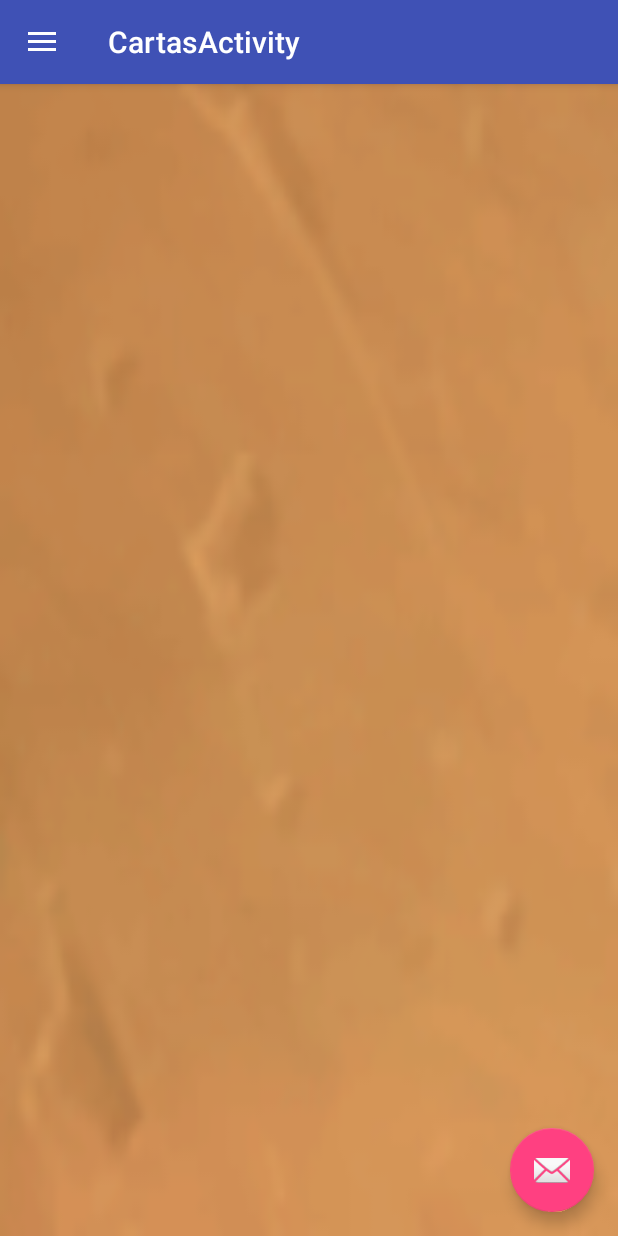
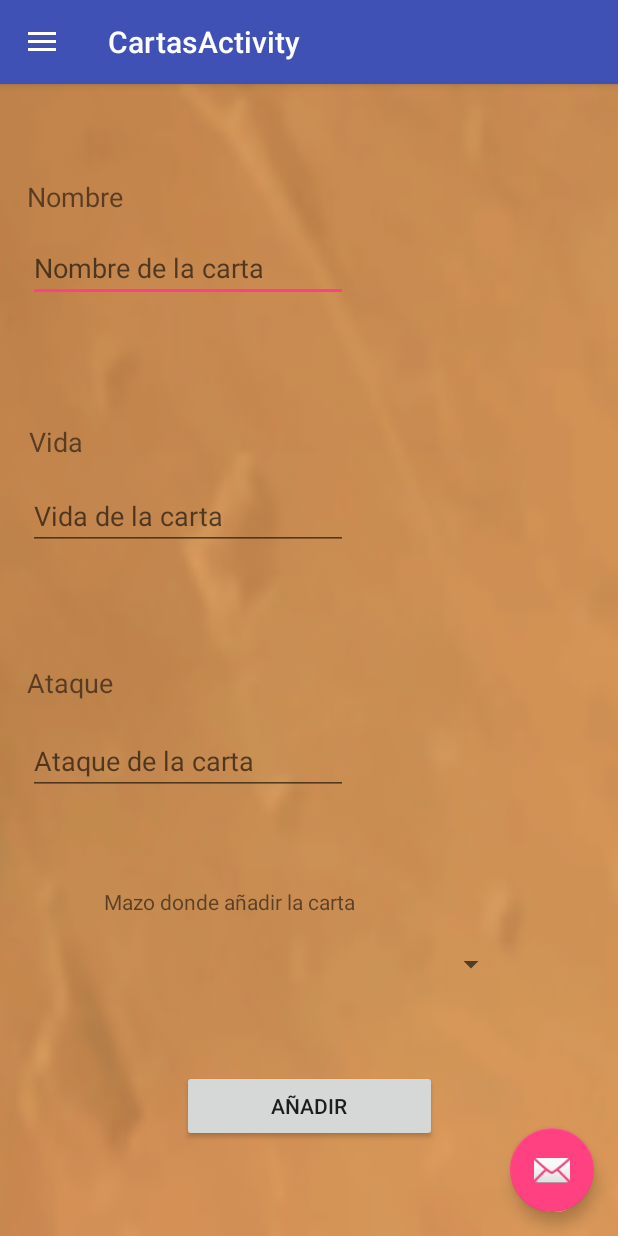
Before and after one commit to Cristoto/HearthStoneInfoApp, an Android app: the CartasActivity screen opened directly, with no data from a screen before it, on a phone screen of 412 x 824 dp. Run offline under Robolectric (Android 15) with nearby library versions, the phone set to English and light mode, and no system bars; 1 statement that could not run was skipped.

Commit message:
Interfaz de activity CARTAS preparada. Añadido todo el texto en STRINGS

```diff
--- a/app/src/main/res/layout/content_cartas.xml
+++ b/app/src/main/res/layout/content_cartas.xml
@@ -4,9 +4,124 @@
     xmlns:tools="http://schemas.android.com/tools"
     android:layout_width="match_parent"
     android:layout_height="match_parent"
+    android:background="@drawable/fondo1"
     app:layout_behavior="@string/appbar_scrolling_view_behavior"
     tools:context="com.hsi.hearthstoneinfo.CartasActivity"
-    tools:showIn="@layout/app_bar_cartas"
-    android:background="@drawable/fondo1">
+    tools:showIn="@layout/app_bar_cartas">
+
+    <TextView
+        android:id="@+id/nombreLabel"
+        android:layout_width="wrap_content"
+        android:layout_height="wrap_content"
+        android:text="@string/cartas_nombreText"
+        android:textSize="18sp"
+        app:layout_constraintBottom_toBottomOf="parent"
+        app:layout_constraintEnd_toEndOf="parent"
+        app:layout_constraintHorizontal_bias="0.051"
+        app:layout_constraintStart_toStartOf="parent"
+        app:layout_constraintTop_toTopOf="parent"
+        app:layout_constraintVertical_bias="0.084" />
+
+    <TextView
+        android:id="@+id/vidaLabel"
+        android:layout_width="wrap_content"
+        android:layout_height="wrap_content"
+        android:text="@string/cartas_vidaText"
+        android:textSize="18sp"
+        app:layout_constraintBottom_toBottomOf="parent"
+        app:layout_constraintEnd_toEndOf="parent"
+        app:layout_constraintHorizontal_bias="0.051"
+        app:layout_constraintStart_toStartOf="parent"
+        app:layout_constraintTop_toTopOf="parent"
+        app:layout_constraintVertical_bias="0.304" />
+
+    <TextView
+        android:id="@+id/ataqueLabel"
+        android:layout_width="wrap_content"
+        android:layout_height="wrap_content"
+        android:text="@string/cartas_ataqueText"
+        android:textSize="18sp"
+        app:layout_constraintBottom_toBottomOf="parent"
+        app:layout_constraintEnd_toEndOf="parent"
+        app:layout_constraintHorizontal_bias="0.051"
+        app:layout_constraintStart_toStartOf="parent"
+        app:layout_constraintTop_toTopOf="parent"
+        app:layout_constraintVertical_bias="0.52" />
+
+    <EditText
+        android:id="@+id/nombreEditText"
+        android:layout_width="wrap_content"
+        android:layout_height="43dp"
+        android:ems="10"
+        android:hint="@string/cartas_nombreText_hint"
+        android:inputType="number"
+        app:layout_constraintBottom_toBottomOf="parent"
+        app:layout_constraintEnd_toEndOf="parent"
+        app:layout_constraintHorizontal_bias="0.094"
+        app:layout_constraintStart_toStartOf="parent"
+        app:layout_constraintTop_toTopOf="parent"
+        app:layout_constraintVertical_bias="0.141" />
+
+    <EditText
+        android:id="@+id/vidaEditText"
+        android:layout_width="wrap_content"
+        android:layout_height="43dp"
+        android:ems="10"
+        android:hint="@string/cartas_vidaText_hint"
+        android:inputType="number"
+        app:layout_constraintBottom_toBottomOf="parent"
+        app:layout_constraintEnd_toEndOf="parent"
+        app:layout_constraintHorizontal_bias="0.094"
+        app:layout_constraintStart_toStartOf="parent"
+        app:layout_constraintTop_toTopOf="parent"
+        app:layout_constraintVertical_bias="0.369" />
+
+    <EditText
+        android:id="@+id/ataqueEditText"
+        android:layout_width="wrap_content"
+        android:layout_height="43dp"
+        android:ems="10"
+        android:hint="@string/cartas_ataqueText_hint"
+        android:inputType="number"
+        app:layout_constraintBottom_toBottomOf="parent"
+        app:layout_constraintEnd_toEndOf="parent"
+        app:layout_constraintHorizontal_bias="0.094"
+        app:layout_constraintStart_toStartOf="parent"
+        app:layout_constraintTop_toTopOf="parent"
+        app:layout_constraintVertical_bias="0.594" />
+
+    <Spinner
+        android:id="@+id/mazoSpinner"
+        android:layout_width="263dp"
+        android:layout_height="20dp"
+        app:layout_constraintBottom_toBottomOf="parent"
+        app:layout_constraintEnd_toEndOf="parent"
+        app:layout_constraintHorizontal_bias="0.504"
+        app:layout_constraintStart_toStartOf="parent"
+        app:layout_constraintTop_toTopOf="parent"
+        app:layout_constraintVertical_bias="0.771" />
+
+    <TextView
+        android:id="@+id/textView8"
+        android:layout_width="wrap_content"
+        android:layout_height="wrap_content"
+        android:text="@string/cartas_spinner_mazo"
+        app:layout_constraintBottom_toBottomOf="parent"
+        app:layout_constraintEnd_toEndOf="parent"
+        app:layout_constraintHorizontal_bias="0.285"
+        app:layout_constraintStart_toStartOf="parent"
+        app:layout_constraintTop_toTopOf="parent"
+        app:layout_constraintVertical_bias="0.715" />
+
+    <Button
+        android:id="@+id/button"
+        android:layout_width="170dp"
+        android:layout_height="wrap_content"
+        android:text="@string/cartas_button"
+        app:layout_constraintBottom_toBottomOf="parent"
+        app:layout_constraintEnd_toEndOf="parent"
+        app:layout_constraintStart_toStartOf="parent"
+        app:layout_constraintTop_toTopOf="parent"
+        app:layout_constraintVertical_bias="0.913" />
 
 </android.support.constraint.ConstraintLayout>
--- a/app/src/main/res/values/strings.xml
+++ b/app/src/main/res/values/strings.xml
@@ -31,4 +31,12 @@
         con las cientos de cartas que te ofrecen. Pero esta APP NO es el juego.\n\nAquí podrás únicamente crear tus propias cartas similares, y crear mazos con ellas,
         ya que esto es una APP para salir del paso. Para hacer una búscqueda real de las cartas, utiliza nuestro programa de escritorio multiplataforma escrito en JAVA,
         HearthStoneInfo disponible en GitHub para su compilación y uso posterior.\n\nSi has llegado a leer hasta aquí, gracias por perder tu tiempo.</string>
+    <string name="cartas_nombreText">Nombre</string>
+    <string name="cartas_vidaText">Vida</string>
+    <string name="cartas_ataqueText">Ataque</string>
+    <string name="cartas_nombreText_hint">Nombre de la carta</string>
+    <string name="cartas_vidaText_hint">Vida de la carta</string>
+    <string name="cartas_ataqueText_hint">Ataque de la carta</string>
+    <string name="cartas_spinner_mazo">Mazo donde añadir la carta</string>
+    <string name="cartas_button">Añadir</string>
 </resources>
```
